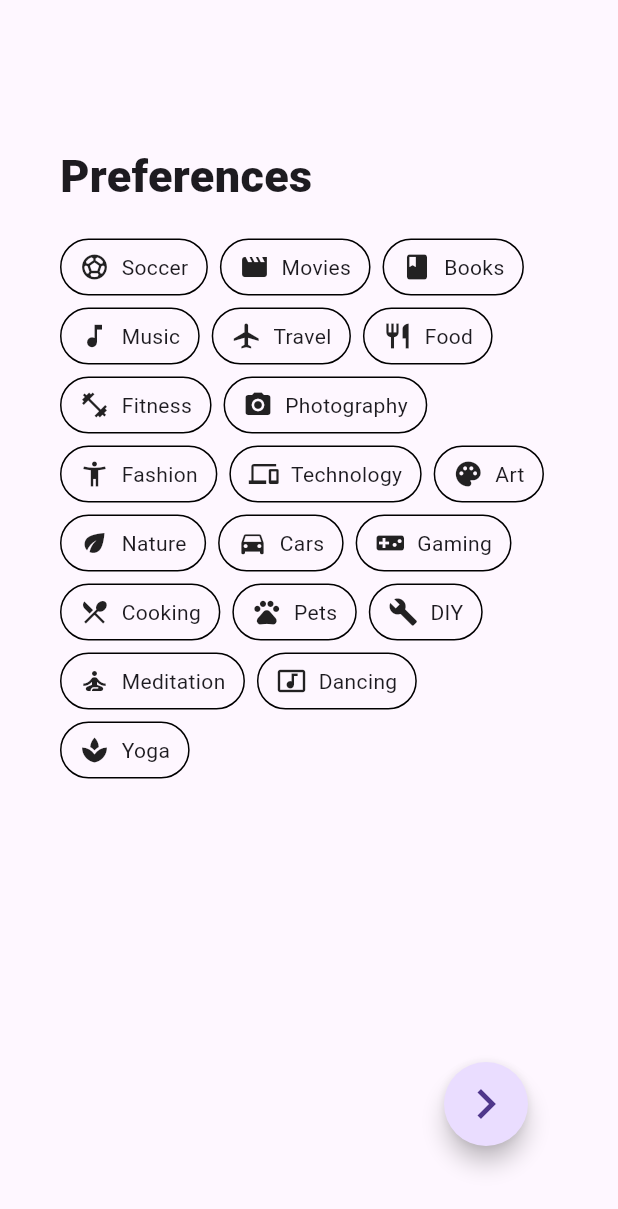
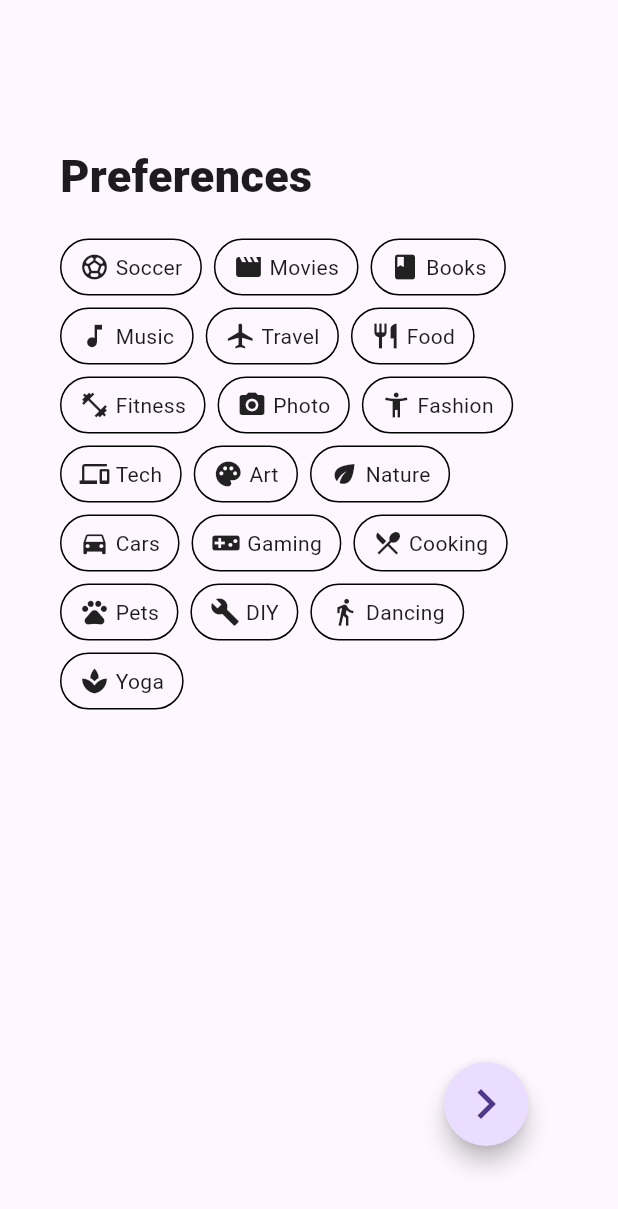
Before and after one commit to susomshrestha/profile_builder, a Flutter app: the screen it shows after launch, swiped to page 5, on a phone screen of 412 x 824 dp. Shown: the top 1209 px of the screen. Run offline on Flutter 3.47's test engine with Material 3 defaults, Android fonts, the phone set to English and light mode, and no system bars.

Commit message:
design of profile page

```diff
--- a/lib/pages/onboarding.dart
+++ b/lib/pages/onboarding.dart
@@ -1,6 +1,8 @@
 import 'package:flutter/material.dart';
 import 'package:flutter/services.dart';
+import 'package:profile_builder/models/preference_item.dart';
 import 'package:profile_builder/pages/profile.dart';
+import 'package:profile_builder/widgets/custom_preference.dart';
 
 class Onboarding extends StatelessWidget {
   const Onboarding({super.key});
@@ -40,9 +42,9 @@ class _OnboardingPageState extends State<OnboardingPage> {
     PreferenceItem('Travel', Icons.airplanemode_active),
     PreferenceItem('Food', Icons.restaurant),
     PreferenceItem('Fitness', Icons.fitness_center),
-    PreferenceItem('Photography', Icons.camera_alt),
+    PreferenceItem('Photo', Icons.camera_alt),
     PreferenceItem('Fashion', Icons.accessibility_new),
-    PreferenceItem('Technology', Icons.devices),
+    PreferenceItem('Tech', Icons.devices),
     PreferenceItem('Art', Icons.palette),
     PreferenceItem('Nature', Icons.eco),
     PreferenceItem('Cars', Icons.directions_car),
@@ -50,12 +52,11 @@ class _OnboardingPageState extends State<OnboardingPage> {
     PreferenceItem('Cooking', Icons.local_dining),
     PreferenceItem('Pets', Icons.pets),
     PreferenceItem('DIY', Icons.build),
-    PreferenceItem('Meditation', Icons.self_improvement),
-    PreferenceItem('Dancing', Icons.music_video),
+    PreferenceItem('Dancing', Icons.directions_walk),
     PreferenceItem('Yoga', Icons.spa),
   ];
 
-  List<PreferenceItem> _selectedPreferences = [];
+  final List<PreferenceItem> _selectedPreferences = [];
 
   @override
   void initState() {
@@ -166,32 +167,11 @@ class _OnboardingPageState extends State<OnboardingPage> {
                 const SizedBox(
                   height: 20,
                 ),
-                Wrap(
-                  spacing: 8.0, // spacing between widgets
-                  runSpacing: 8.0, // spacing between lines
-                  children: _preferences
-                      .map((e) => GestureDetector(
-                            onTap: () => _togglePreference(e),
-                            child: Container(
-                              padding: const EdgeInsets.symmetric(vertical: 8, horizontal: 12),
-                              decoration: BoxDecoration(
-                                border: Border.all(color: Colors.black),
-                                borderRadius: BorderRadius.circular(20.0),
-                                color: _selectedPreferences.contains(e)
-                                    ? Colors.blue
-                                    : null,
-                              ),
-                              child: Row(
-                                mainAxisSize: MainAxisSize.min,
-                                children: [
-                                  Icon(e.iconData, size: 20,),
-                                  const SizedBox(width: 8.0),
-                                  Text(e.name, style: TextStyle(fontSize: 14),),
-                                ],
-                              ),
-                            ),
-                          ))
-                      .toList(),
+                CustomPreferences(
+                  preferences: _preferences,
+                  selectedPreferences: _selectedPreferences,
+                  togglePreference: _togglePreference,
+                  includeGestureDetector: true,
                 ),
               ],
             )
@@ -202,6 +182,20 @@ class _OnboardingPageState extends State<OnboardingPage> {
           right: 20,
           child: FloatingActionButton(
             onPressed: () {
+              _handleNextButtonPress();
+            },
+            shape: const CircleBorder(),
+            child: const Icon(
+              Icons.chevron_right,
+              size: 40,
+            ),
+          ),
+        )
+      ],
+    );
+  }
+
+  void _handleNextButtonPress() {
     switch (_currentPageIndex) {
       case 1:
         if (_nameController.text.isEmpty) {
@@ -235,21 +229,14 @@ class _OnboardingPageState extends State<OnboardingPage> {
       Navigator.push(
         context,
         MaterialPageRoute(
-                      builder: (context) =>
-                          Profile(fullName: name, age: age, bio: bio)),
+            builder: (context) => Profile(
+                fullName: name,
+                age: age,
+                bio: bio,
+                preferences: _selectedPreferences)),
       );
     }
     _updateCurrentPageIndex(_currentPageIndex + 1);
-            },
-            shape: const CircleBorder(),
-            child: const Icon(
-              Icons.chevron_right,
-              size: 40,
-            ),
-          ),
-        )
-      ],
-    );
   }
 
   void _handlePageViewChanged(int currentPageIndex) {
@@ -267,21 +254,12 @@ class _OnboardingPageState extends State<OnboardingPage> {
   }
 
   void _togglePreference(PreferenceItem item) {
-    if (_selectedPreferences.length < 3) {
     setState(() {
       if (_selectedPreferences.contains(item)) {
         _selectedPreferences.remove(item);
-        } else {
+      } else if (_selectedPreferences.length < 3) {
         _selectedPreferences.add(item);
       }
     });
   }
 }
-}
-
-class PreferenceItem {
-  final String name;
-  final IconData iconData;
-
-  PreferenceItem(this.name, this.iconData);
-}
--- /dev/null
+++ b/lib/widgets/custom_preference.dart
@@ -0,0 +1,65 @@
+import 'package:flutter/material.dart';
+import 'package:profile_builder/models/preference_item.dart';
+
+class CustomPreferences extends StatelessWidget {
+  final List<PreferenceItem> preferences;
+  final List<PreferenceItem> selectedPreferences;
+  final Function(PreferenceItem)? togglePreference;
+  final bool includeGestureDetector;
+
+  const CustomPreferences({
+    super.key,
+    required this.preferences,
+    this.togglePreference,
+    this.selectedPreferences = const [],
+    this.includeGestureDetector = false,
+  });
+
+  @override
+  Widget build(BuildContext context) {
+    return Wrap(
+      spacing: 8.0,
+      runSpacing: 8.0,
+      children: preferences
+          .map(
+            (e) => includeGestureDetector
+                ? GestureDetector(
+                    onTap: () => togglePreference!(e),
+                    child: _buildPreferenceWidget(e),
+                  )
+                : _buildPreferenceWidget(e),
+          )
+          .toList(),
+    );
+  }
+
+  Widget _buildPreferenceWidget(PreferenceItem preference) {
+    EdgeInsets padding = EdgeInsets.symmetric(
+      vertical: includeGestureDetector ? 8 : 4,
+      horizontal: includeGestureDetector ? 12 : 8,
+    );
+
+    return Container(
+      padding: padding,
+      decoration: BoxDecoration(
+        border: Border.all(color: Colors.black),
+        borderRadius: BorderRadius.circular(20.0),
+        color: selectedPreferences.contains(preference) ? Colors.blue : null,
+      ),
+      child: Row(
+        mainAxisSize: MainAxisSize.min,
+        children: [
+          Icon(
+            preference.iconData,
+            size: 20,
+          ),
+          const SizedBox(width: 4.0),
+          Text(
+            preference.name,
+            style: const TextStyle(fontSize: 14),
+          ),
+        ],
+      ),
+    );
+  }
+}
```
Also changed, not shown: lib/models/preference_item.dart (added, +8 -0 lines), lib/models/user.dart (added, +11 -0 lines), lib/pages/profile.dart (+90 -11 lines), lib/pages/profile_builder.dart (deleted, +0 -147 lines). Lines whose indentation alone changed are shown as unchanged.
